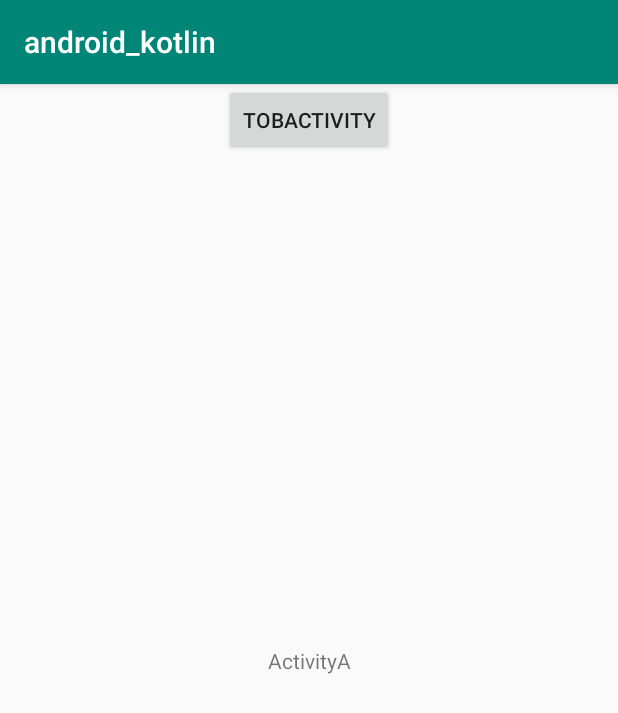
After one commit to fangood/android_kotlin_demo, an Android app: the AActivity screen opened directly, with no data from a screen before it, on a phone screen of 412 x 824 dp. The commit adds this screen. Shown: the top 713 px of the screen. Run offline under Robolectric (Android 15) with nearby library versions, the phone set to English and light mode, and no system bars.

Commit message:
2020-03-11

```diff
--- a/app/src/main/java/com/fch/android_demo/MyApplication.kt
+++ b/app/src/main/java/com/fch/android_demo/MyApplication.kt
@@ -2,6 +2,9 @@ package com.fch.android_demo
 
 import android.app.Application
 import com.alibaba.android.arouter.launcher.ARouter
+import com.orhanobut.logger.AndroidLogAdapter
+import com.orhanobut.logger.Logger
+
 
 class MyApplication:Application() {
 
@@ -12,5 +15,7 @@ class MyApplication:Application() {
             ARouter.openDebug()   // Turn on debugging mode (If you are running in InstantRun mode, you must turn on debug mode! Online version needs to be closed, otherwise there is a security risk)
         }
         ARouter.init(this)
+
+        Logger.addLogAdapter(AndroidLogAdapter())
     }
 }
--- /dev/null
+++ b/app/src/main/java/com/fch/android_demo/intent/AActivity.kt
@@ -0,0 +1,55 @@
+package com.fch.android_demo.intent
+
+import android.content.Intent
+import android.os.Bundle
+import android.util.Log
+import android.view.View
+import android.widget.Button
+import androidx.appcompat.app.AppCompatActivity
+import com.fch.android_demo.R
+
+class AActivity : AppCompatActivity() {
+    private val Tag: String = "AActivity "
+    private lateinit var buttonA: Button
+
+    override fun onCreate(savedInstanceState: Bundle?) {
+        super.onCreate(savedInstanceState)
+        setContentView(R.layout.activity_a)
+        buttonA = findViewById(R.id.buttonA)
+        buttonA.setOnClickListener(View.OnClickListener {
+            val intent = Intent(this@AActivity, BActivity::class.java)
+            startActivity(intent)
+        })
+        Log.i(Tag, "============onCreate")
+    }
+
+    override fun onStart() {
+        super.onStart()
+        Log.i(Tag, "============onStart")
+    }
+
+    override fun onResume() {
+        super.onResume()
+        Log.i(Tag, "============onResume")
+    }
+
+    override fun onRestart() {
+        super.onRestart()
+        Log.i(Tag, "============onRestart")
+    }
+
+    override fun onPause() {
+        super.onPause()
+        Log.i(Tag, "============onPause")
+    }
+
+    override fun onStop() {
+        super.onStop()
+        Log.i(Tag, "============onStop")
+    }
+
+    override fun onDestroy() {
+        super.onDestroy()
+        Log.i(Tag, "============onDestroy")
+    }
+}
--- /dev/null
+++ b/app/src/main/res/layout/activity_a.xml
@@ -0,0 +1,26 @@
+<?xml version="1.0" encoding="utf-8"?>
+<androidx.constraintlayout.widget.ConstraintLayout xmlns:android="http://schemas.android.com/apk/res/android"
+    xmlns:app="http://schemas.android.com/apk/res-auto"
+    xmlns:tools="http://schemas.android.com/tools"
+    android:layout_width="match_parent"
+    android:layout_height="match_parent">
+
+    <TextView
+        android:id="@+id/textViewA"
+        android:layout_width="wrap_content"
+        android:layout_height="wrap_content"
+        android:text="ActivityA"
+        app:layout_constraintBottom_toBottomOf="parent"
+        app:layout_constraintEnd_toEndOf="parent"
+        app:layout_constraintStart_toStartOf="parent"
+        app:layout_constraintTop_toTopOf="parent" />
+
+    <Button
+        android:id="@+id/buttonA"
+        android:layout_width="wrap_content"
+        android:layout_height="wrap_content"
+        android:text="ToBActivity"
+        app:layout_constraintEnd_toEndOf="parent"
+        app:layout_constraintStart_toStartOf="parent"
+        tools:layout_editor_absoluteY="412dp" />
+</androidx.constraintlayout.widget.ConstraintLayout>
--- a/app/src/main/res/values/dimens.xml
+++ b/app/src/main/res/values/dimens.xml
@@ -7,4 +7,5 @@
     <dimen name="appbar_padding_top">8dp</dimen>
     <dimen name="list_item_height">72dp</dimen>
     <dimen name="margin_medium">16dp</dimen>
+    <dimen name="text_margin">16dp</dimen>
 </resources>
```
Also changed, not shown: app/build.gradle (+13 -3 lines), app/src/main/AndroidManifest.xml (+7 -0 lines), app/src/main/java/com/fch/android_demo/dispatch/DispatchActivity.kt (added, +28 -0 lines), app/src/main/java/com/fch/android_demo/dispatch/MyLinearLayout.kt (added, +25 -0 lines), app/src/main/java/com/fch/android_demo/dispatch/MyTextView.kt (added, +27 -0 lines), app/src/main/java/com/fch/android_demo/dispatch/dummy/DummyContent.kt (added, +56 -0 lines), app/src/main/java/com/fch/android_demo/intent/BActivity.kt (added, +47 -0 lines), app/src/main/res/layout/activity_b.xml (added, +16 -0 lines), app/src/main/res/layout/activity_dispatch.xml (added, +13 -0 lines), app/src/main/res/layout/fragment_item.xml (added, +20 -0 lines), app/src/main/res/layout/fragment_item_list.xml (added, +13 -0 lines), build.gradle (+4 -4 lines), demo_module/build.gradle (+9 -1 lines), module_base/build.gradle (+14 -2 lines), 1 more files, 1 other file.
